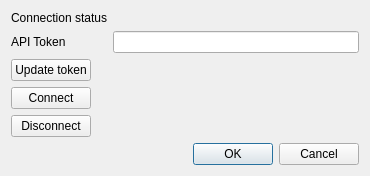
Old version of the form qt_forms/login_popup.ui in the repository chernig/tradebot.
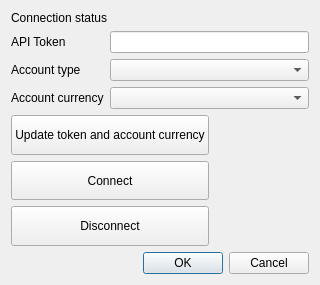
New version of the form.

```diff
--- a/qt_forms/login_popup.ui
+++ b/qt_forms/login_popup.ui
@@ -6,15 +6,17 @@
    <rect>
     <x>0</x>
     <y>0</y>
-    <width>370</width>
-    <height>158</height>
+    <width>300</width>
+    <height>285</height>
    </rect>
   </property>
   <property name="windowTitle">
    <string>Dialog</string>
   </property>
-  <layout class="QFormLayout" name="formLayout">
-   <item row="0" column="0">
+  <layout class="QVBoxLayout" name="verticalLayout_3">
+   <item>
+    <layout class="QHBoxLayout" name="horizontalLayout_2">
+     <item>
     <widget class="QLabel" name="label">
      <property name="text">
       <string>Connection status</string>
@@ -24,31 +26,110 @@
      </property>
     </widget>
    </item>
-   <item row="0" column="1">
+     <item>
     <widget class="QLabel" name="label_2">
+       <property name="sizePolicy">
+        <sizepolicy hsizetype="MinimumExpanding" vsizetype="Preferred">
+         <horstretch>0</horstretch>
+         <verstretch>0</verstretch>
+        </sizepolicy>
+       </property>
      <property name="text">
       <string/>
      </property>
     </widget>
    </item>
-   <item row="1" column="0">
+    </layout>
+   </item>
+   <item>
+    <layout class="QHBoxLayout" name="horizontalLayout">
+     <item>
+      <layout class="QVBoxLayout" name="verticalLayout_2">
+       <item>
     <widget class="QLabel" name="label_3">
      <property name="text">
       <string>API Token</string>
      </property>
     </widget>
    </item>
-   <item row="1" column="1">
+       <item>
+        <widget class="QLabel" name="label_5">
+         <property name="text">
+          <string>Account type</string>
+         </property>
+        </widget>
+       </item>
+       <item>
+        <widget class="QLabel" name="label_4">
+         <property name="text">
+          <string>Account currency</string>
+         </property>
+        </widget>
+       </item>
+      </layout>
+     </item>
+     <item>
+      <layout class="QVBoxLayout" name="verticalLayout">
+       <item>
     <widget class="QLineEdit" name="lineEdit"/>
    </item>
-   <item row="2" column="0">
+       <item>
+        <widget class="QComboBox" name="comboBox_2"/>
+       </item>
+       <item>
+        <widget class="QComboBox" name="comboBox"/>
+       </item>
+      </layout>
+     </item>
+    </layout>
+   </item>
+   <item>
+    <layout class="QVBoxLayout" name="verticalLayout_4">
+     <property name="rightMargin">
+      <number>100</number>
+     </property>
+     <item>
     <widget class="QPushButton" name="pushButton">
+       <property name="sizePolicy">
+        <sizepolicy hsizetype="MinimumExpanding" vsizetype="MinimumExpanding">
+         <horstretch>0</horstretch>
+         <verstretch>0</verstretch>
+        </sizepolicy>
+       </property>
      <property name="text">
-      <string>Update token</string>
+        <string>Update token and account currency</string>
      </property>
     </widget>
    </item>
-   <item row="5" column="0" colspan="2">
+     <item>
+      <widget class="QPushButton" name="pushButton_2">
+       <property name="sizePolicy">
+        <sizepolicy hsizetype="MinimumExpanding" vsizetype="MinimumExpanding">
+         <horstretch>0</horstretch>
+         <verstretch>0</verstretch>
+        </sizepolicy>
+       </property>
+       <property name="text">
+        <string>Connect</string>
+       </property>
+      </widget>
+     </item>
+     <item>
+      <widget class="QPushButton" name="pushButton_3">
+       <property name="sizePolicy">
+        <sizepolicy hsizetype="MinimumExpanding" vsizetype="MinimumExpanding">
+         <horstretch>0</horstretch>
+         <verstretch>0</verstretch>
+        </sizepolicy>
+       </property>
+       <property name="text">
+        <string>Disconnect</string>
+       </property>
+      </widget>
+     </item>
+    </layout>
+   </item>
+   <item>
     <widget class="QDialogButtonBox" name="buttonBox">
      <property name="orientation">
       <enum>Qt::Horizontal</enum>
@@ -58,20 +139,6 @@
      </property>
     </widget>
    </item>
-   <item row="3" column="0">
-    <widget class="QPushButton" name="pushButton_2">
-     <property name="text">
-      <string>Connect</string>
-     </property>
-    </widget>
-   </item>
-   <item row="4" column="0">
-    <widget class="QPushButton" name="pushButton_3">
-     <property name="text">
-      <string>Disconnect</string>
-     </property>
-    </widget>
-   </item>
   </layout>
  </widget>
  <resources/>
```
Lines whose indentation alone changed are shown as unchanged.
